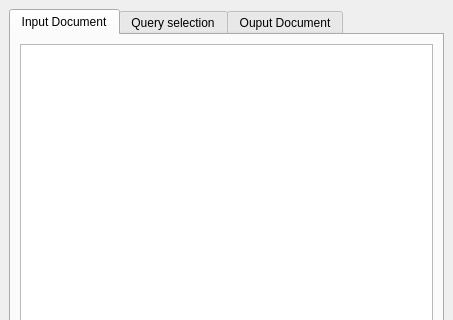
Above: examples/xmlpatterns/recipes/forms/querywidget_mobiles.ui from qt/qtxmlpatterns before the change; both pictures show x 0 to 453 and y 0 to 320 of the 453 by 583 pixel window. Below: the same form after it.
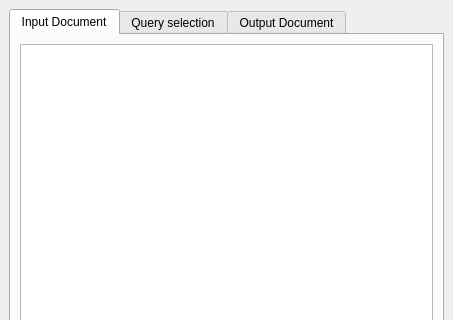
That is the form after the change.

Commit message: Doc: Fix minor typo

```diff
--- a/examples/xmlpatterns/recipes/forms/querywidget_mobiles.ui
+++ b/examples/xmlpatterns/recipes/forms/querywidget_mobiles.ui
@@ -62,7 +62,7 @@
       </widget>
       <widget class="QWidget" name="tab_3">
        <attribute name="title">
-        <string>Ouput Document</string>
+        <string>Output Document</string>
        </attribute>
        <layout class="QVBoxLayout" name="verticalLayout_4">
         <item>
```
